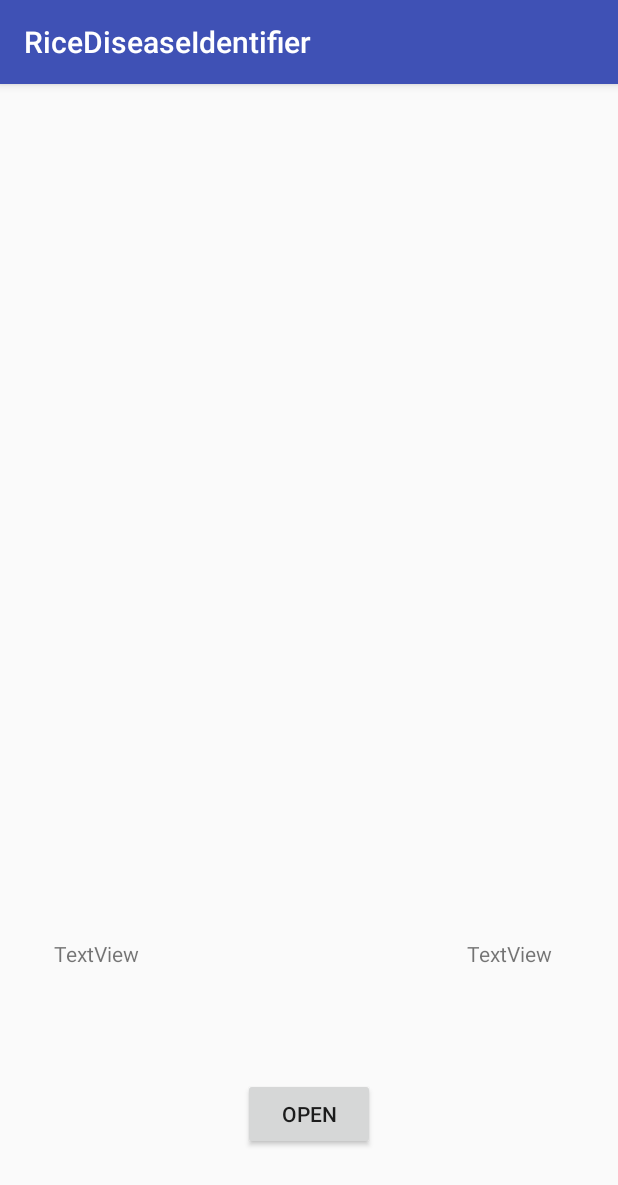
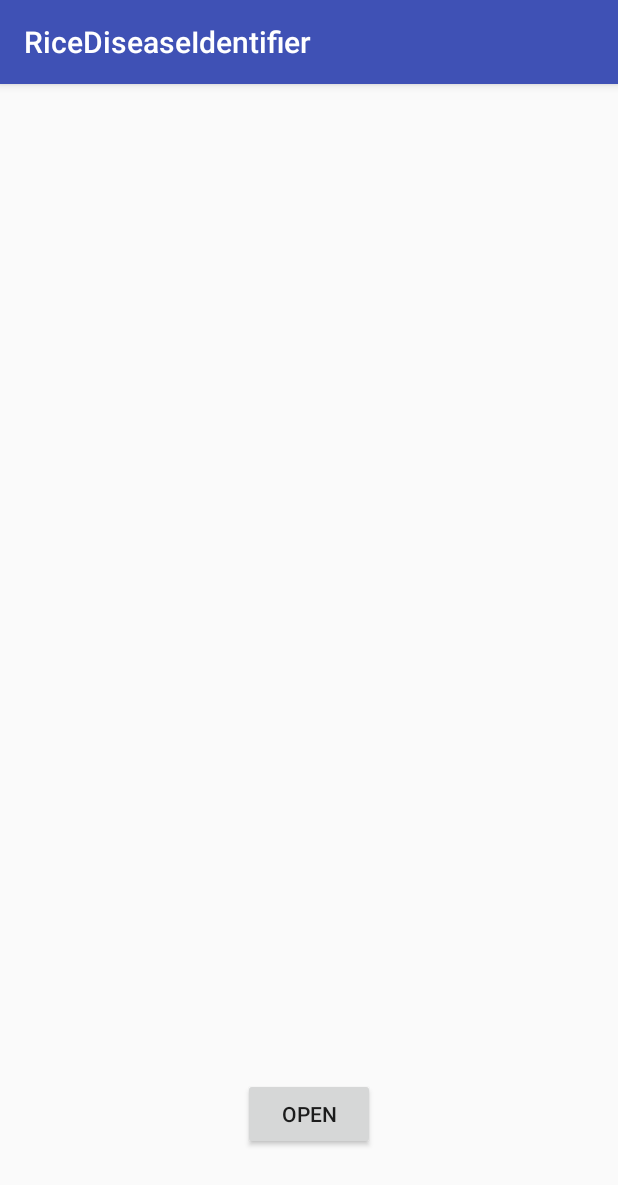
Before and after one commit to jepoy1/RiceDiseaseIdentifier, an Android app: the screen it shows after launch (MainActivity), on a phone screen of 412 x 824 dp. Shown: the top 1185 px of the screen. Run offline under Robolectric (Android 15) with nearby library versions, the phone set to English and light mode, and no system bars; libraries missing offline, so code that uses them is left out: org.opencv.android, org.opencv.core, org.opencv.imgcodecs, org.opencv.imgproc; 4 statements that could not run were skipped.

Commit message:
mImagePath can be not null on LoaderCallBackInterface

```diff
--- a/src/main/java/com/cnrc/ricediseaseidentifier/MainActivity.java
+++ b/src/main/java/com/cnrc/ricediseaseidentifier/MainActivity.java
@@ -35,6 +35,7 @@ import java.text.SimpleDateFormat;
 import java.util.Date;
 
 public class MainActivity extends AppCompatActivity {
+    private final String TAG= "MainActivity";
     private static final int CAMERA_REQUEST = 1;
     private Button btn_openCam;
     private void setBtn_openCam(){
@@ -47,8 +48,6 @@ public class MainActivity extends AppCompatActivity {
     Intent cameraIntent;
     Uri pictureUri;
     private String mImgPath;
-    private TextView txt_mImagePath;
-    private TextView txt_pictureUri;
 
 
     // Used to load the 'native-lib' library on application startup.
@@ -104,9 +103,9 @@ public class MainActivity extends AppCompatActivity {
         //Combine the pictureDirectory and getPictureName in order to create a correct path to your Storage directory.
         File imageFile = new File(pictureDirectory, pictureName);
         //URI (Unified Resouce Idenfifier):A String of characters used to identify a resource/filePath.
-        pictureUri = Uri.fromFile(imageFile);
+        this.pictureUri = Uri.fromFile(imageFile);
         //Now save the extra output(Picture from cam, that is) into the file object we created(which is a filepath,technically).
-        cameraIntent.putExtra(MediaStore.EXTRA_OUTPUT, pictureUri);
+        cameraIntent.putExtra(MediaStore.EXTRA_OUTPUT, this.pictureUri);
     }
 
     private String getPictureName(){
@@ -117,18 +116,22 @@ public class MainActivity extends AppCompatActivity {
     //static call to check if openCV is Loaded.
 
 
+
     private BaseLoaderCallback mLoaderCallback = new BaseLoaderCallback(this) {
         @Override
         public void onManagerConnected(int status) {
             switch (status) {
                 case LoaderCallbackInterface.SUCCESS:
                 {
+                    //test:
+                    Log.i(TAG, mImgPath + " on LoaderCallBackInterface.SUCCESS");
+
+                    isImgPathNull(mImgPath);
                     /*
-                    //pictureUri + mimagePath
-                    String filePath = pictureUri + mImgPath;
-                    Mat x = Imgcodecs.imread(filePath);
+                    Mat x = Imgcodecs.imread(mImgPath);
                     Mat cropped = new Mat();
                     cropped = crop_image(x);
+                    //Log.i(TAG, "mImage has been cropped,");
 
                     Mat bFilter = new Mat();
                     Mat lines = new Mat();
@@ -167,7 +170,10 @@ public class MainActivity extends AppCompatActivity {
         // you may be tempted, to do something here, but it's *async*, and may take some time,
         // so any opencv call here will lead to unresolved native errors.
         if(!OpenCVLoader.initAsync(OpenCVLoader.OPENCV_VERSION_3_2_0,this, mLoaderCallback)){
-            Log.i("MainActivity", "OpenCVLoader did not load.");
+            Log.i(TAG, "OpenCVLoader did not load.");
+        }
+        else{
+            Log.i(TAG, "OpenCVLoader Loaded in onResume().");
         }
     }
 
@@ -180,6 +186,8 @@ public class MainActivity extends AppCompatActivity {
             //Leave it for later:
             if (requestCode == CAMERA_REQUEST) {
                 setThumbnailCamPhoto();
+                this.mImgPath = pictureUri.toString();
+                Log.i(TAG, mImgPath + " on activity result.");
             }
         }
     }
@@ -197,34 +205,26 @@ public class MainActivity extends AppCompatActivity {
             // show the image to the user
             imageView.setImageBitmap(image);
 
-
-            //test:
-            txt_mImagePath = (TextView) findViewById(R.id.txt_mImagePath);
-            txt_pictureUri = (TextView) findViewById(R.id.txt_uriPathStr);
-            txt_pictureUri.setText(pictureUri.toString());
-            txt_mImagePath.setText(mImgPath);
-
-            //test:
-            openCVLoaderTest();
-
         } catch (FileNotFoundException e) {
             e.printStackTrace();
             // show a message to the user indictating that the image is unavailable.
             Toast.makeText(this, "Unable to open image", Toast.LENGTH_LONG).show();
         }
     }
-    private void openCVLoaderTest(){
-        OpenCVLoader.initAsync(OpenCVLoader.OPENCV_VERSION_3_2_0,this, mLoaderCallback);
-        // you may be tempted, to do something here, but it's *async*, and may take some time,
-        // so any opencv call here will lead to unresolved native errors.
-        if(!OpenCVLoader.initAsync(OpenCVLoader.OPENCV_VERSION_3_2_0,this, mLoaderCallback)){
-            Log.i("MainActivity", "OpenCVLoader did not load.");
+
+
+    //helper methods:
+    private void isImgPathNull(String mImgPath){
+        //if mImagePath is null, do nothing. else proceed:
+        if(mImgPath == null){
+            Log.i(TAG, " on test null");
         }
-        else {
-            Log.i("MainActivity", "OpenCVLoader loaded on async mode..");
+        else{
+            if(mImgPath != null){
+                Log.i(TAG, mImgPath + " <- path");
+            }
         }
     }
-
 
     /*
         Image Processing;
@@ -232,7 +232,7 @@ public class MainActivity extends AppCompatActivity {
         2. Feature extraction
         3. Rule-based classification
      */
-    /*
+
     public static Mat crop_image(Mat image_input){
         Mat image_orig = image_input;
         Rect rectCrop = new Rect(image_orig.cols()/2-25, 0, 50, image_orig.rows());
@@ -280,7 +280,7 @@ public class MainActivity extends AppCompatActivity {
         Imgproc.HoughCircles(im, circles, Imgproc.CV_HOUGH_GRADIENT, 1, 30, 100, 100, 30, 500);
         return circles;
     }
-    */
+
 
     static{
         if(OpenCVLoader.initDebug()){
--- a/src/main/res/layout/activity_main.xml
+++ b/src/main/res/layout/activity_main.xml
@@ -36,36 +36,5 @@
         android:layout_marginBottom="8dp"
         app:layout_constraintVertical_bias="0.004" />
 
-    <TextView
-        android:id="@+id/txt_mImagePath"
-        android:layout_width="wrap_content"
-        android:layout_height="wrap_content"
-        android:text="TextView"
-        android:layout_marginLeft="8dp"
-        app:layout_constraintLeft_toLeftOf="parent"
-        android:layout_marginRight="8dp"
-        app:layout_constraintRight_toRightOf="parent"
-        app:layout_constraintTop_toTopOf="parent"
-        android:layout_marginTop="8dp"
-        app:layout_constraintBottom_toBottomOf="parent"
-        android:layout_marginBottom="8dp"
-        app:layout_constraintHorizontal_bias="0.083"
-        app:layout_constraintVertical_bias="0.767" />
-
-    <TextView
-        android:id="@+id/txt_uriPathStr"
-        android:layout_width="wrap_content"
-        android:layout_height="wrap_content"
-        android:text="TextView"
-        android:layout_marginRight="8dp"
-        app:layout_constraintRight_toRightOf="parent"
-        android:layout_marginLeft="8dp"
-        app:layout_constraintLeft_toLeftOf="parent"
-        app:layout_constraintBottom_toBottomOf="parent"
-        android:layout_marginBottom="8dp"
-        app:layout_constraintTop_toTopOf="parent"
-        android:layout_marginTop="8dp"
-        app:layout_constraintHorizontal_bias="0.893"
-        app:layout_constraintVertical_bias="0.767" />
 
 </android.support.constraint.ConstraintLayout>
```
